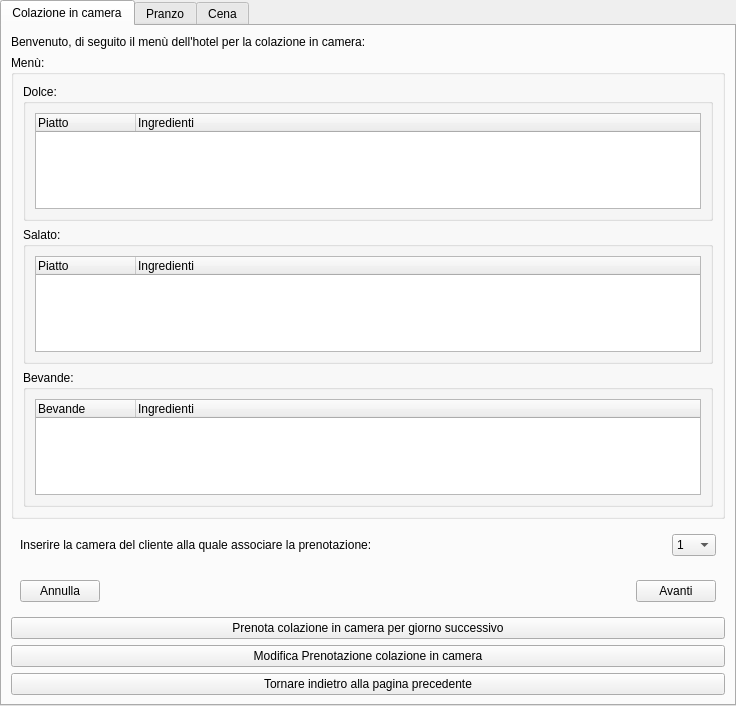
The window that ui/Cameriere/GestisciCucina/GestioneCucinaMenu.ui (mdoraz/Hotel) describes before a commit, drawn with Qt 5.
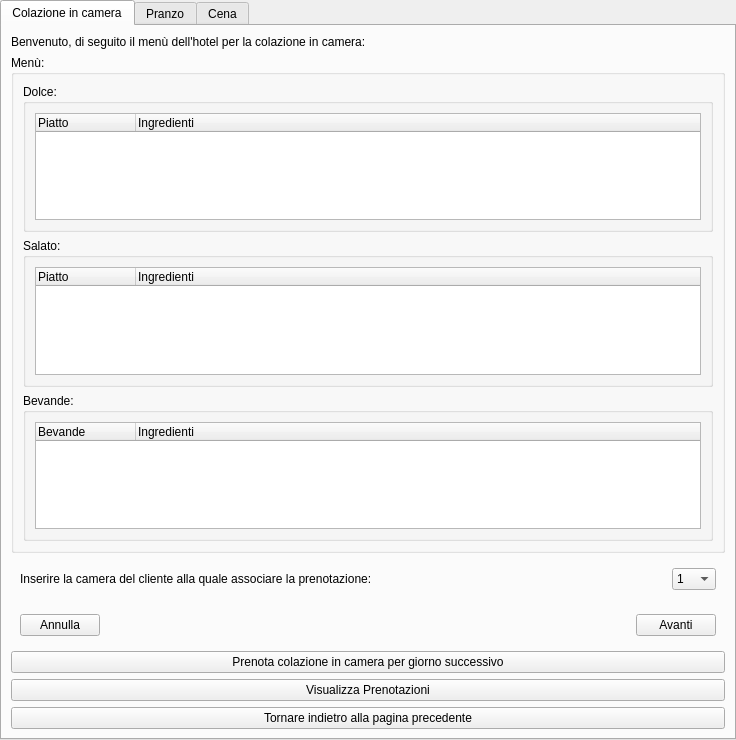
The same window after the commit.

Commit message: Collegata home camerieri e home receptionist la prenotazione della colazione in camera e la scelta dei pasti per pranzo e cena + file .ui per visualizza scelta pastipranzo/cena + modifihce home gestione cucina per receptionist e camerieri

```diff
--- a/ui/Cameriere/GestisciCucina/GestioneCucinaMenu.ui
+++ b/ui/Cameriere/GestisciCucina/GestioneCucinaMenu.ui
@@ -10,7 +10,7 @@
     <x>0</x>
     <y>0</y>
     <width>736</width>
-    <height>706</height>
+    <height>740</height>
    </rect>
   </property>
   <property name="tabletTracking">
@@ -383,7 +383,7 @@
     <item>
      <widget class="QPushButton" name="btnModificaPrenotazioneColazioneInCamera">
       <property name="text">
-       <string>Modifica Prenotazione colazione in camera</string>
+       <string>Visualizza Prenotazioni</string>
       </property>
      </widget>
     </item>
```
Left out of the diff: 2 changed lines with no effect on the pictures. The commit also changes 12 other files.
